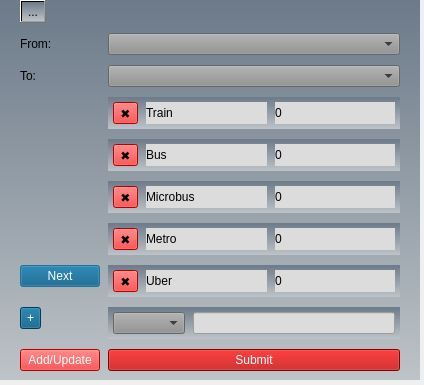
Qt form GuideMe/edit_edge.ui (YoussefAhmed488/GuideMe) before a commit.
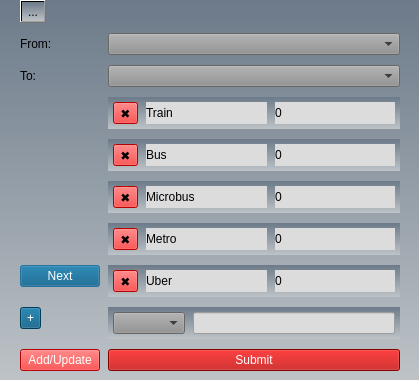
The same form after that commit.

```diff
--- a/GuideMe/edit_edge.ui
+++ b/GuideMe/edit_edge.ui
@@ -6,8 +6,8 @@
    <rect>
     <x>0</x>
     <y>0</y>
-    <width>424</width>
-    <height>385</height>
+    <width>419</width>
+    <height>380</height>
    </rect>
   </property>
   <property name="windowTitle">
```
